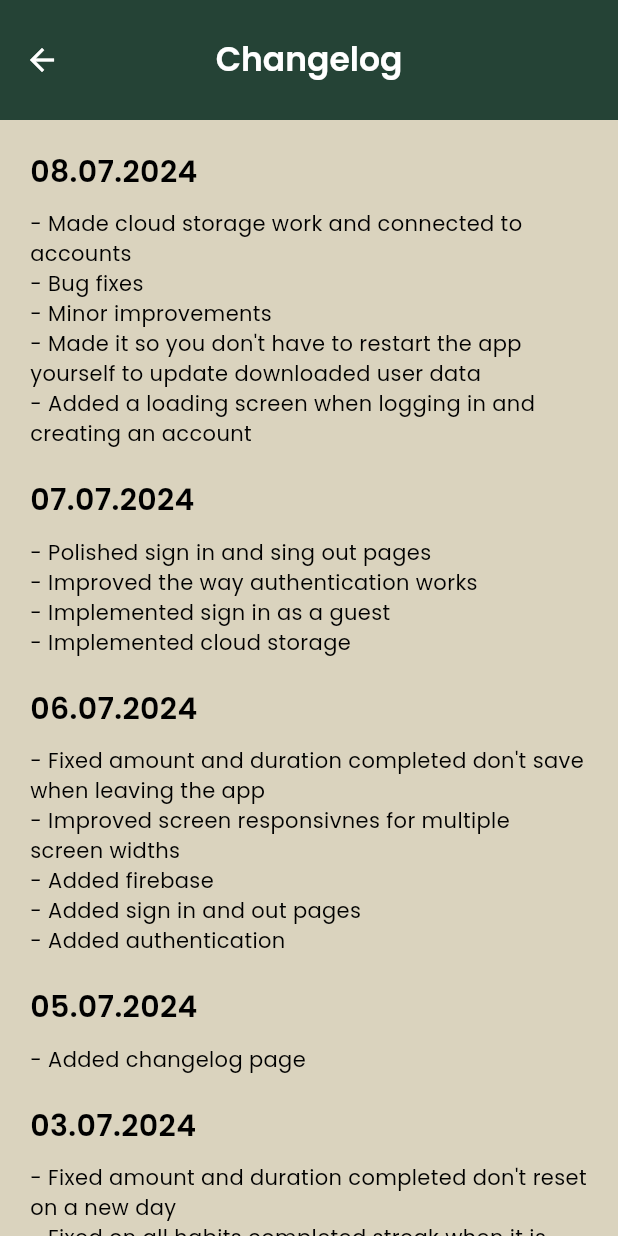
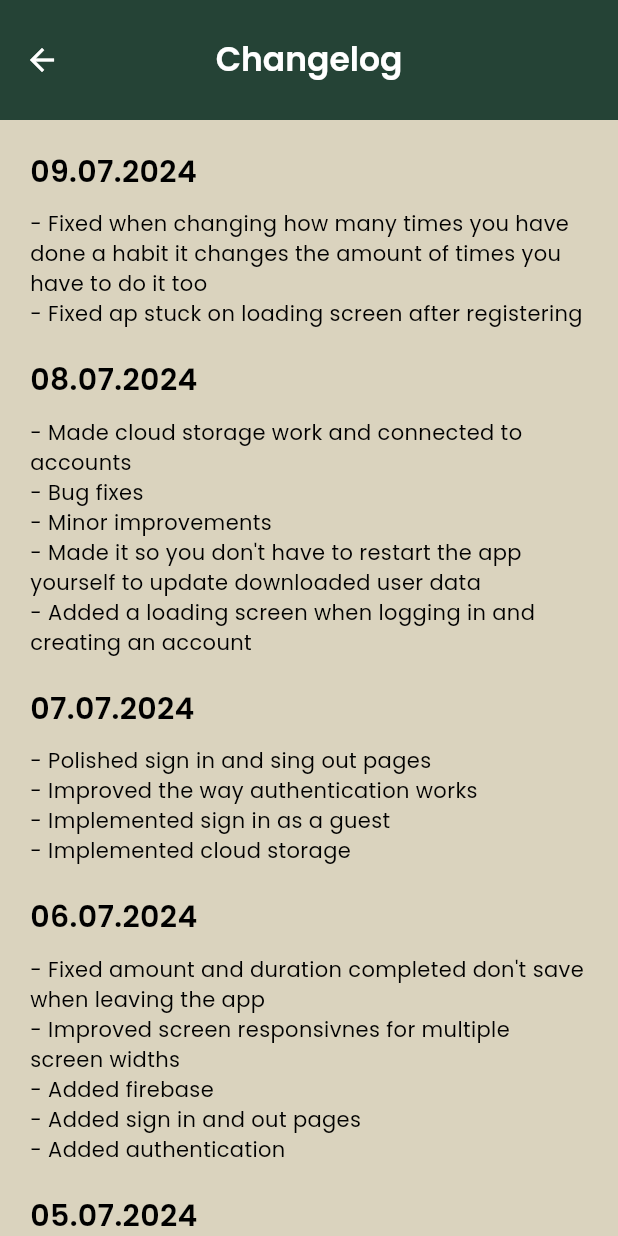
Before and after one commit to ashellz/habitt, a Flutter app: the ChangelogPage screen opened directly, on a phone screen of 412 x 824 dp. Run offline on Flutter 3.47's test engine with Material 3 defaults, Android fonts, the phone set to English and light mode, and no system bars; our stand-ins replace awesome_notifications, firebase_auth, firebase_core, firebase_storage, flutter_slidable, fluttertoast and 3 more; missing offline and left inert: icons_flutter, restart_app, workmanager; accounts and stored records are empty.

```diff
--- a/lib/pages/changelog_page.dart
+++ b/lib/pages/changelog_page.dart
@@ -15,6 +15,23 @@ class ChangelogPage extends StatelessWidget {
       ),
       body: ListView(
         children: const [
+          // 09.07.2024
+          Padding(
+            padding: EdgeInsets.only(top: 20, left: 20, bottom: 10),
+            child: Text(
+              "09.07.2024",
+              style: TextStyle(fontSize: 20, fontWeight: FontWeight.bold),
+            ),
+          ),
+          Padding(
+              padding: EdgeInsets.symmetric(horizontal: 20.0),
+              child: Column(
+                  crossAxisAlignment: CrossAxisAlignment.start,
+                  children: [
+                    Text(
+                        "- Fixed when changing how many times you have done a habit it changes the amount of times you have to do it too\n- Fixed ap stuck on loading screen after registering"),
+                  ])),
+
           // 08.07.2024
           Padding(
             padding: EdgeInsets.only(top: 20, left: 20, bottom: 10),
--- a/lib/services/auth_service.dart
+++ b/lib/services/auth_service.dart
@@ -30,10 +30,7 @@ class AuthService {
       await backupHiveBoxesToFirebase(userId);
 
       await Future.delayed(const Duration(seconds: 1));
-      Navigator.pushReplacement(
-          context,
-          MaterialPageRoute(
-              builder: (BuildContext context) => const HomePage()));
+      await Restart.restartApp();
     } on FirebaseException catch (e) {
       errorMessage = 'An unexpected error occurred';
       if (e.code == 'weak-password') {
--- a/lib/util/objects/display_habit_tile.dart
+++ b/lib/util/objects/display_habit_tile.dart
@@ -369,7 +369,7 @@ applyAmountCompleted(index, theAmountValue) {
           icon: habitBox.getAt(index)!.icon,
           category: habitBox.getAt(index)!.category,
           streak: habitBox.getAt(index)!.streak,
-          amount: theAmountValue,
+          amount: habitBox.getAt(index)!.amount,
           amountName: habitBox.getAt(index)!.amountName,
           amountCompleted: theAmountValue,
           duration: habitBox.getAt(index)!.duration,
```
